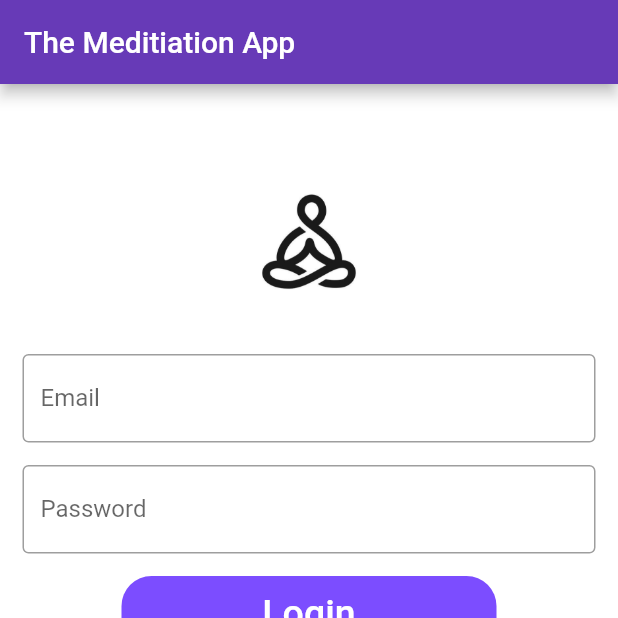
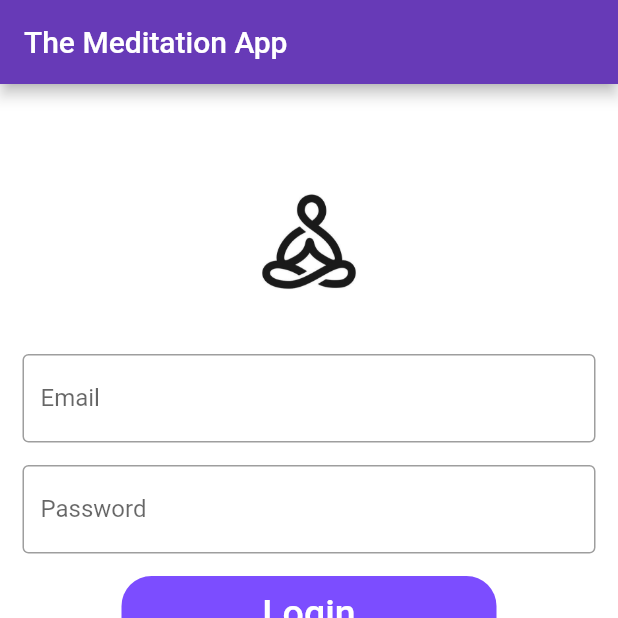
Before and after one commit to hamid-hai/Meditation-Application, a Flutter app: the screen it shows after launch, on a phone screen of 412 x 824 dp, the top half of it. Run offline on Flutter 3.47's test engine with Material 2 defaults, Android fonts, the light colour scheme and no system bars; our stand-ins replace audioplayers, cloud_firestore, dio, firebase_auth, firebase_core, flutter_spinkit and 1 more; accounts and stored records are empty.

Commit message:
authenticate directory formatted to follow coding standards for Flutter
Removed old register dart file

```diff
--- a/lib/screens/authenticate/authenticate.dart
+++ b/lib/screens/authenticate/authenticate.dart
@@ -24,7 +24,7 @@ class _AuthenticateState extends State<Authenticate> {
       if (showSignIn) {
         return LoginScreen();
     } else {
-        return Register();
+        return const Register();
       }
   }
 }
--- a/lib/screens/authenticate/sign_in.dart
+++ b/lib/screens/authenticate/sign_in.dart
@@ -2,9 +2,7 @@ import 'package:flutter/cupertino.dart';
 import 'package:flutter/material.dart';
 import 'package:meditationapp/screens/authenticate/register.dart';
 import 'package:meditationapp/screens/shared/loading.dart';
-
 import 'package:meditationapp/services/auth.dart';
-import '../home/user_dashboard.dart';
 
 // REFERENCE FOR NULL SAFETY ERROR
 // https://stackoverflow.com/a/68322295
@@ -23,6 +21,8 @@ class PasswordFieldValidatorSignIn {
 
 
 class LoginScreen extends StatefulWidget {
+  const LoginScreen({Key? key}) : super(key: key);
+
 
   // final Function toggleView;
   // LoginScreen({ required this.toggleView });
@@ -46,10 +46,10 @@ class _LoginScreenState extends State<LoginScreen> {
 
   @override
   Widget build(BuildContext context) {
-    return loading ? LoadingWidget() : Scaffold(
+    return loading ? const LoadingWidget() : Scaffold(
       backgroundColor: Colors.white,
       appBar: AppBar(
-        title: Text("The Meditiation App"),
+        title: const Text("The Meditation App"),
         backgroundColor: Colors.deepPurple,
       ),
 
@@ -61,7 +61,7 @@ class _LoginScreenState extends State<LoginScreen> {
             Padding(
               padding: const EdgeInsets.only(top: 30.0),
               child: Center(
-                child: Container(
+                child: SizedBox(
                     width: 200,
                     height: 150,
                     /*decoration: BoxDecoration(
@@ -73,7 +73,7 @@ class _LoginScreenState extends State<LoginScreen> {
 
             Padding(
               //padding: const EdgeInsets.only(left:15.0,right: 15.0,top:0,bottom: 0),
-              padding: EdgeInsets.symmetric(horizontal: 15),
+              padding: const EdgeInsets.symmetric(horizontal: 15),
               child: TextFormField(
                 validator: EmailFieldValidatorSignIn.validate,
                 onChanged: (val) {
@@ -81,7 +81,7 @@ class _LoginScreenState extends State<LoginScreen> {
                     email = val;
                   });
                 },
-                decoration: InputDecoration(
+                decoration: const InputDecoration(
                     border: OutlineInputBorder(),
                     labelText: 'Email',
                     hintText: 'Enter valid email'),
@@ -100,15 +100,15 @@ class _LoginScreenState extends State<LoginScreen> {
                   });
                   },
                 obscureText: true,
-                decoration: InputDecoration(
+                decoration: const InputDecoration(
                     border: OutlineInputBorder(),
                     labelText: 'Password',
                     hintText: 'Enter password'),
               ),
             ),
 
-            Padding(
-              padding: const EdgeInsets.only(
+            const Padding(
+              padding: EdgeInsets.only(
                 top: 15
               ),
             ),
@@ -133,43 +133,41 @@ class _LoginScreenState extends State<LoginScreen> {
                         loading = false;
                       });
                     }
-                    print('valid');
                   }
                 },
-                child: Text(
+                child: const Text(
                   'Login',
                   style: TextStyle(color: Colors.white, fontSize: 25),
                 ),
               ),
             ),
 
-            SizedBox(height: 12.0),
+            const SizedBox(height: 12.0),
             Text(
               regError,
-              style: TextStyle(color: Colors.red, fontSize: 14.0),
+              style: const TextStyle(color: Colors.red, fontSize: 14.0),
             ),
 
-            Padding(
-              padding: const EdgeInsets.only(
+            const Padding(
+              padding: EdgeInsets.only(
                   left: 15.0, right: 15.0, top: 15, bottom: 0),
             ),
 
-            SizedBox(
+            const SizedBox(
               height: 130,
             ),
 
             // Changing from Text to TextButton allows actions to be performed on the text with a transparent window being added.
             // Reference https://stackoverflow.com/a/66580557
             TextButton(
-              key: Key('registerTextButton'),
+              key: const Key('registerTextButton'),
               onPressed: () {
                 Navigator.push(
                   context,
-                  MaterialPageRoute(builder: (context) => Register()));
+                  MaterialPageRoute(builder: (context) => const Register()));
               },
-              child: Text(
+              child: const Text(
                 'New User? Create Account',
-              // Try to set text thickness to normal
               style: TextStyle(fontSize: 20, color: Colors.black, fontStyle: FontStyle.normal),
               ),
             ),
```
Also changed, not shown: lib/screens/authenticate/register.dart (+12 -12 lines), lib/screens/authenticate/register_old.dart (deleted, +0 -121 lines).
